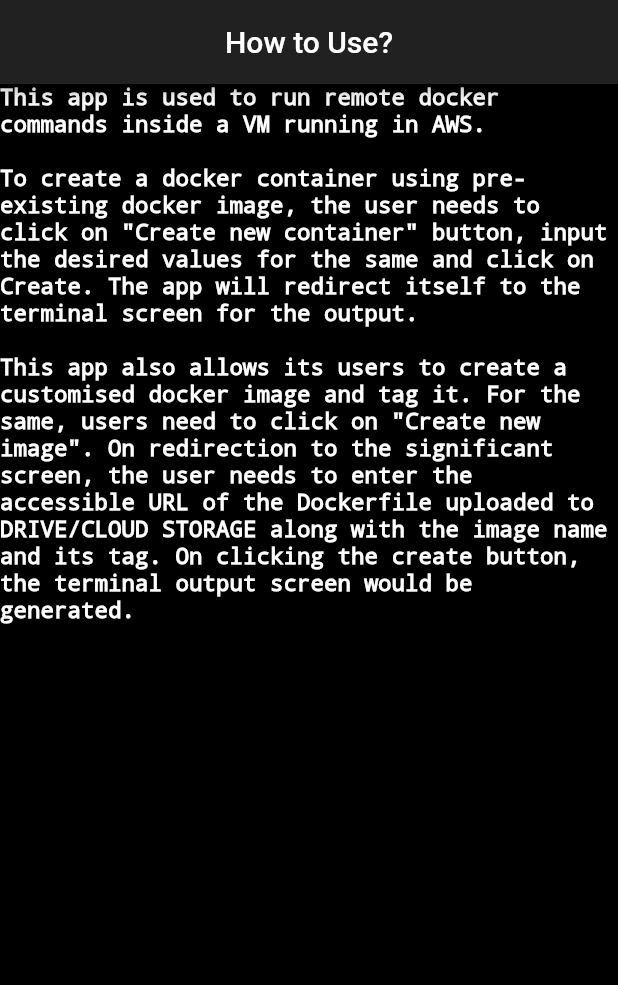
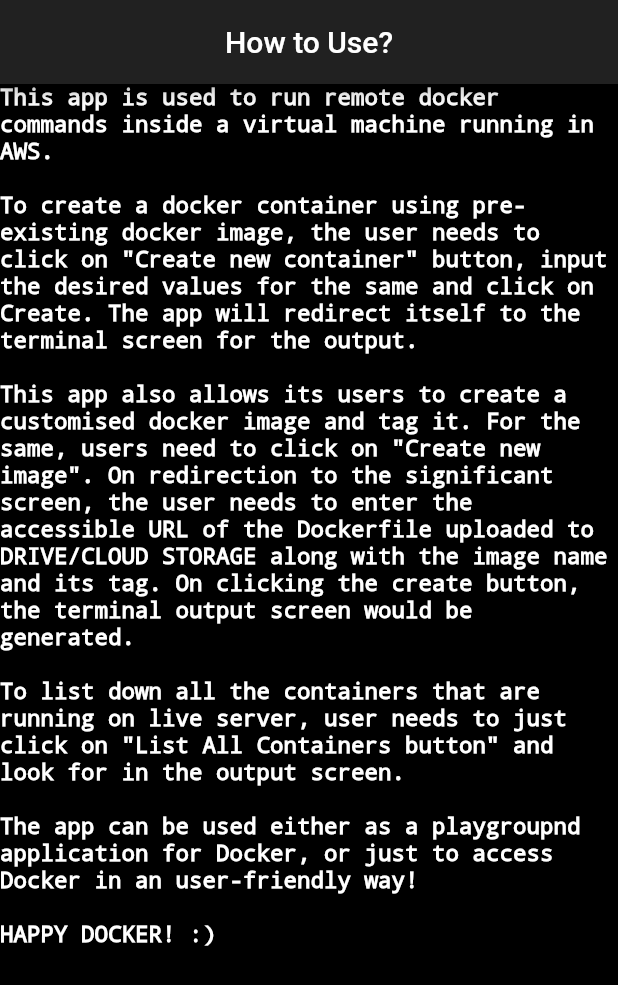
Before and after one commit to SaptarsiRoy/Matchr-app, a Flutter app: the screen it shows after launch, on a phone screen of 412 x 824 dp. Shown: the top 985 px of the screen. Run offline on Flutter 3.47's test engine with Material 2 defaults, Android fonts, the phone set to English and light mode, and no system bars; our stand-ins replace font_awesome_flutter; project files that could hold a hidden picture were left out.

Commit message:
added about screen

```diff
--- a/lib/screens/about_screen.dart
+++ b/lib/screens/about_screen.dart
@@ -17,7 +17,7 @@ class AboutScreen extends StatelessWidget {
           width: double.maxFinite,
           color: Colors.black,
           child: Text(
-            'This app is used to run remote docker commands inside a VM running in AWS.\n\nTo create a docker container using pre-existing docker image, the user needs to click on "Create new container" button, input the desired values for the same and click on Create. The app will redirect itself to the terminal screen for the output.\n\nThis app also allows its users to create a customised docker image and tag it. For the same, users need to click on "Create new image". On redirection to the significant screen, the user needs to enter the accessible URL of the Dockerfile uploaded to DRIVE/CLOUD STORAGE along with the image name and its tag. On clicking the create button, the terminal output screen would be generated.',
+            'This app is used to run remote docker commands inside a virtual machine running in AWS.\n\nTo create a docker container using pre-existing docker image, the user needs to click on "Create new container" button, input the desired values for the same and click on Create. The app will redirect itself to the terminal screen for the output.\n\nThis app also allows its users to create a customised docker image and tag it. For the same, users need to click on "Create new image". On redirection to the significant screen, the user needs to enter the accessible URL of the Dockerfile uploaded to DRIVE/CLOUD STORAGE along with the image name and its tag. On clicking the create button, the terminal output screen would be generated.\n\nTo list down all the containers that are running on live server, user needs to just click on "List All Containers button" and look for in the output screen.\n\nThe app can be used either as a playgroupnd application for Docker, or just to access Docker in an user-friendly way!\n\nHAPPY DOCKER! :)',
             style: TextStyle(
               fontWeight: FontWeight.bold,
               fontSize: 15,
```
